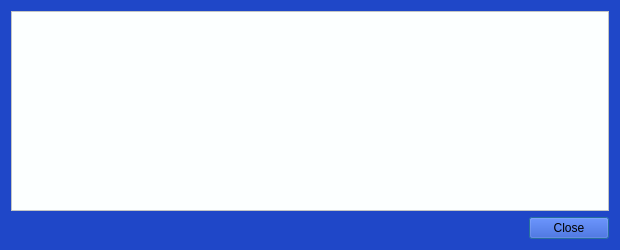
Old version of the form src/qt/forms/transactiondescdialog.ui in the repository digibyte/digibyte.
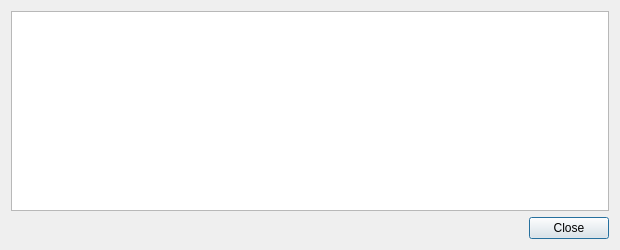
New version of the form.

```diff
--- a/src/qt/forms/transactiondescdialog.ui
+++ b/src/qt/forms/transactiondescdialog.ui
@@ -13,18 +13,12 @@
   <property name="windowTitle">
    <string notr="true">Transaction details</string>
   </property>
-  <property name="styleSheet">
-   <string notr="true">background-color: rgb(31, 71, 200);</string>
-  </property>
   <layout class="QVBoxLayout" name="verticalLayout">
    <item>
     <widget class="QTextEdit" name="detailText">
      <property name="toolTip">
       <string>This pane shows a detailed description of the transaction</string>
      </property>
-     <property name="styleSheet">
-      <string notr="true">background-color: rgb(252, 255, 255);</string>
-     </property>
      <property name="readOnly">
       <bool>true</bool>
      </property>
```
